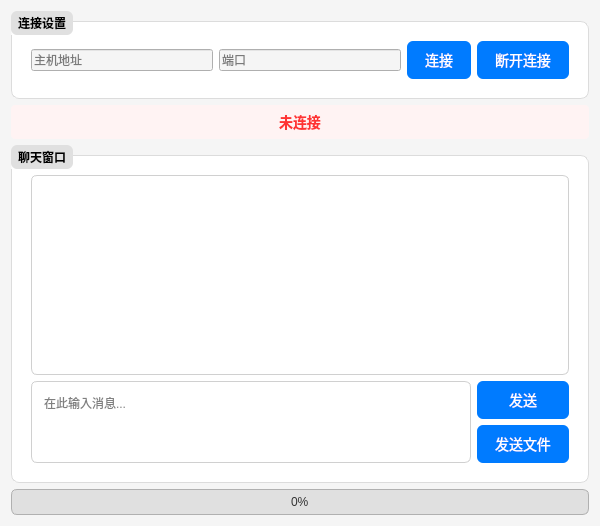
zhanghowe22/ChatRoom, file client_src/chatClient.ui: the form before one commit.
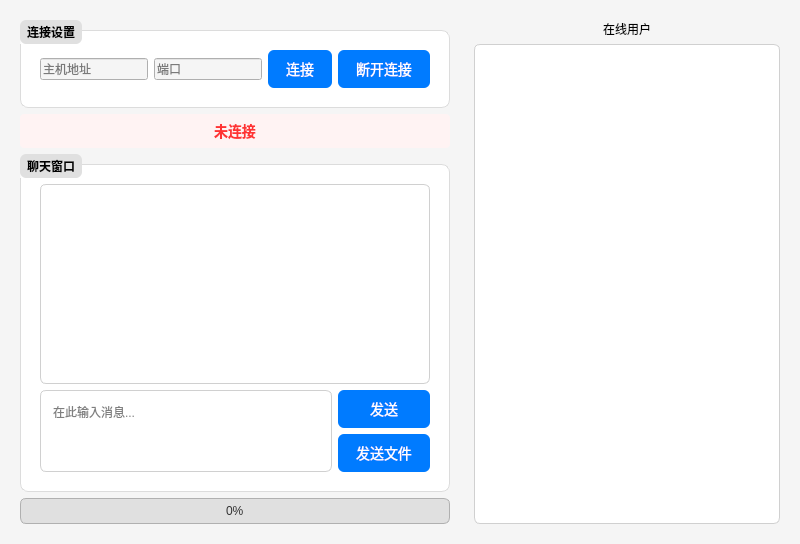
The form after the commit.

Commit message: Client: 更新用户列表显示

Diff of the .ui file:
```diff
--- a/client_src/chatClient.ui
+++ b/client_src/chatClient.ui
@@ -6,7 +6,7 @@
    <rect>
     <x>0</x>
     <y>0</y>
-    <width>600</width>
+    <width>800</width>
     <height>500</height>
    </rect>
   </property>
@@ -82,9 +82,18 @@
       background-color: #4caf50;
       border-radius: 6px;
     }
+    QListWidget {
+      background-color: #ffffff;
+      border: 1px solid #d0d0d0;
+      border-radius: 6px;
+      padding: 8px;
+    }
    </string>
   </property>
-  <layout class="QVBoxLayout" name="mainVerticalLayout">
+  <layout class="QHBoxLayout" name="mainHorizontalLayout">
+   <item>
+    <widget class="QWidget" name="chatContainer">
+     <layout class="QVBoxLayout" name="chatVerticalLayout">
    <item>
     <widget class="QGroupBox" name="connectionGroup">
      <property name="title">
@@ -152,7 +161,7 @@
      <property name="title">
       <string>聊天窗口</string>
      </property>
-     <layout class="QVBoxLayout" name="chatVerticalLayout">
+        <layout class="QVBoxLayout" name="chatContentLayout">
       <item>
        <widget class="QTextBrowser" name="textBrowserChat">
         <property name="minimumSize">
@@ -230,6 +239,35 @@
      <property name="toolTip">
       <string>显示文件传输进度</string>
      </property>
+       </widget>
+      </item>
+     </layout>
+    </widget>
+   </item>
+   <item>
+    <widget class="QWidget" name="clientListContainer">
+     <property name="minimumWidth">
+      <number>150</number>
+     </property>
+     <layout class="QVBoxLayout" name="clientListLayout">
+      <item>
+       <widget class="QLabel" name="clientListLabel">
+        <property name="text">
+         <string>在线用户</string>
+        </property>
+        <property name="alignment">
+         <set>Qt::AlignCenter</set>
+        </property>
+       </widget>
+      </item>
+      <item>
+       <widget class="QListWidget" name="clientListWidget">
+        <property name="toolTip">
+         <string>显示在线用户列表</string>
+        </property>
+       </widget>
+      </item>
+     </layout>
     </widget>
    </item>
   </layout>
```
Lines whose indentation alone changed are shown as unchanged. The commit also changes 2 other files.
